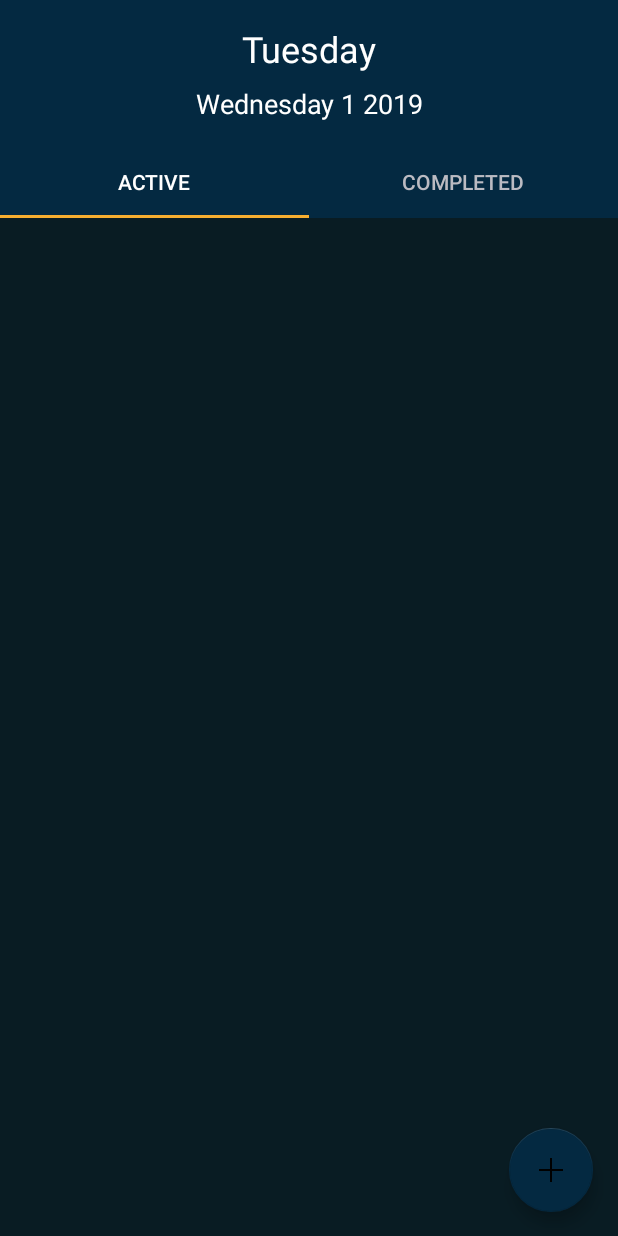
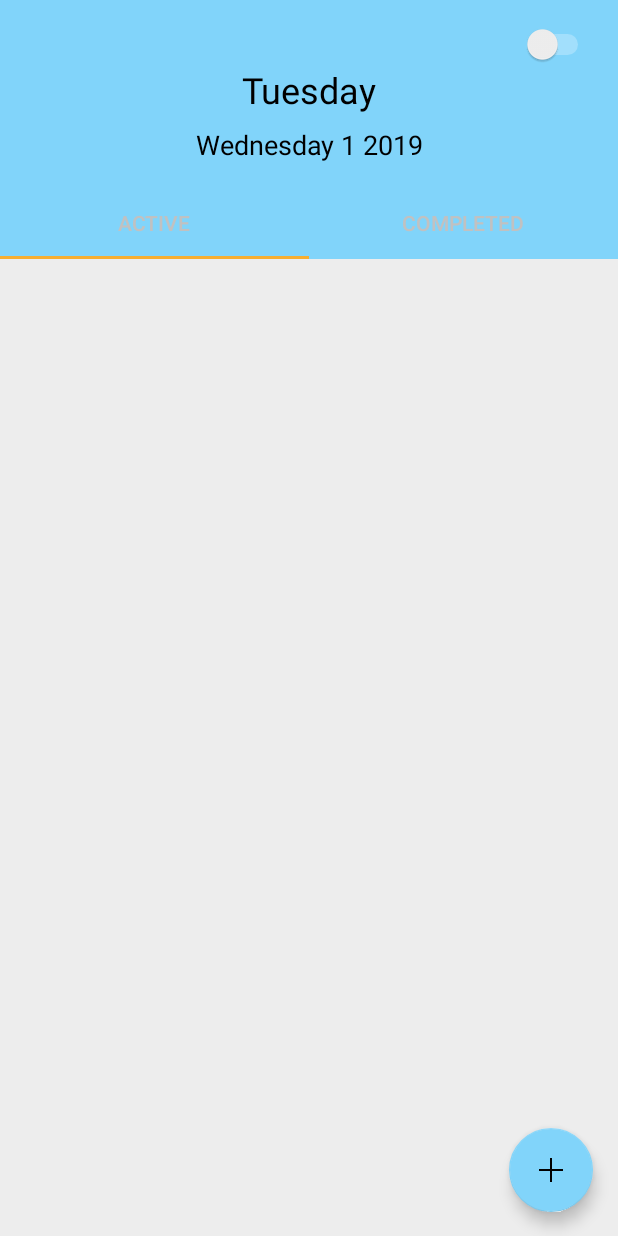
Before and after one commit to alancleetus/to-do-list, an Android app: the screen it shows after launch (MainActivity), on a phone screen of 412 x 824 dp. Run offline under Robolectric (Android 15) with nearby library versions, the phone set to English and light mode, and no system bars; libraries missing offline, so code that uses them is left out: io.realm; 6 statements that could not run were skipped.

Commit message:
day/night themes implemented. need to find better card background color for day mode

```diff
--- a/myToDoList/app/src/main/java/io/github/alancleetus/todolist/MainActivity.java
+++ b/myToDoList/app/src/main/java/io/github/alancleetus/todolist/MainActivity.java
@@ -1,15 +1,19 @@
 package io.github.alancleetus.todolist;
 
+import android.content.Intent;
 import android.support.design.widget.FloatingActionButton;
 import android.support.design.widget.TabLayout;
 import android.support.v4.view.ViewPager;
 import android.support.v7.app.AlertDialog;
 import android.support.v7.app.AppCompatActivity;
 import android.os.Bundle;
+import android.support.v7.app.AppCompatDelegate;
 import android.view.View;
 import android.widget.Button;
+import android.widget.CompoundButton;
 import android.widget.EditText;
 import android.widget.LinearLayout;
+import android.widget.Switch;
 import android.widget.TextView;
 
 import java.util.ArrayList;
@@ -37,17 +41,44 @@ import io.realm.RealmResults;
 public class MainActivity extends AppCompatActivity {
 	//defining variables
 	private Realm realm;
-
-    private LinearLayout ParentLayout;
+    private Switch nightMode;
 	private TabLayout tabLayout;
 	private ViewPager viewPager;
     private final ViewPagerAdapter adapter = new ViewPagerAdapter(getSupportFragmentManager());
 
     @Override
 	protected void onCreate(Bundle savedInstanceState) {
-		super.onCreate(savedInstanceState);
+
+        if(AppCompatDelegate.getDefaultNightMode() == AppCompatDelegate.MODE_NIGHT_YES) {
+            setTheme(R.style.DarkAppTheme);
+        }
+        else
+        {
+            setTheme(R.style.AppTheme);
+        }
+
+        super.onCreate(savedInstanceState);
 		setContentView(R.layout.activity_main);
 
+
+		final Switch nightMode = findViewById(R.id.nightModeSwitch);
+
+		if(AppCompatDelegate.getDefaultNightMode() == AppCompatDelegate.MODE_NIGHT_YES) {
+            nightMode.setChecked(true);
+        }
+
+        nightMode.setOnCheckedChangeListener(new CompoundButton.OnCheckedChangeListener() {
+            @Override
+            public void onCheckedChanged(CompoundButton compoundButton, boolean b) {
+
+                if(b)
+                    AppCompatDelegate.setDefaultNightMode(AppCompatDelegate.MODE_NIGHT_YES);
+                else
+                    AppCompatDelegate.setDefaultNightMode(AppCompatDelegate.MODE_NIGHT_NO);
+
+                restart();
+            }
+        });
         tabLayout = (TabLayout) findViewById(R.id.tabLayout);
         viewPager = (ViewPager) findViewById(R.id.viewPager);
 
@@ -221,4 +252,12 @@ public class MainActivity extends AppCompatActivity {
         super.onDestroy();
         realm.close();
     }
+
+    public void restart()
+    {
+        Intent i = new Intent(getApplicationContext(), MainActivity.class);
+        startActivity(i);
+        finish();
+    }
+
 }
--- a/myToDoList/app/src/main/res/drawable/rounded_box.xml
+++ b/myToDoList/app/src/main/res/drawable/rounded_box.xml
@@ -10,7 +10,7 @@
         >
 
         <shape android:shape="rectangle">
-            <solid android:color="#000"/>
+            <solid android:color="?android:attr/colorForegroundInverse"/>
             <corners android:radius="3dp" />
         </shape>
 
@@ -26,7 +26,7 @@
 
         <shape android:shape="rectangle"
             android:id="@+id/taskBoxBackground">
-            <solid android:color="@color/colorPrimary"/>
+            <solid android:color="?android:attr/colorForeground"/>
             <corners android:radius="3dp" />
         </shape>
 
@@ -40,7 +40,7 @@
         android:bottom="5dp">
 
         <shape android:shape="rectangle">
-            <solid android:color="@color/colorPrimary"/>
+            <solid android:color="?android:attr/colorForeground"/>
             <corners android:radius="0dp" />
             <padding android:top="10dp"/>
             <padding android:bottom="10dp"/>
--- a/myToDoList/app/src/main/res/layout/activity_main.xml
+++ b/myToDoList/app/src/main/res/layout/activity_main.xml
@@ -16,7 +16,8 @@
         android:layout_marginStart="8dp"
         android:layout_marginEnd="8dp"
         android:layout_marginBottom="16dp"
-        app:backgroundTint="@color/colorPrimary"
+        android:tint="@color/textColor"
+        app:backgroundTint="?attr/colorPrimary"
         app:layout_constraintBottom_toBottomOf="parent"
         app:layout_constraintEnd_toEndOf="parent"
         app:layout_constraintHorizontal_bias="0.974"
@@ -27,12 +28,18 @@
         android:id="@+id/DateLayout"
         android:layout_width="match_parent"
         android:layout_height="wrap_content"
-        android:background="@color/colorPrimary"
+        android:background="?attr/colorPrimary"
         android:orientation="vertical"
         android:padding="16dp"
         app:layout_constraintEnd_toEndOf="parent"
         app:layout_constraintStart_toStartOf="parent"
         app:layout_constraintTop_toTopOf="parent">
+
+        <Switch
+            android:id="@+id/nightModeSwitch"
+            android:layout_width="match_parent"
+            android:layout_height="wrap_content"
+            android:layout_weight="1" />
 
         <TextView
             android:id="@+id/DayOfWeekTextView"
@@ -43,7 +50,7 @@
             android:paddingBottom="8dp"
             android:text="Monday"
             android:textAlignment="center"
-            android:textColor="@color/white"
+            android:textColor="?android:attr/textColorPrimary"
             android:textSize="24sp" />
 
         <TextView
@@ -53,7 +60,7 @@
             android:layout_weight="1"
             android:text="March 21, 2019"
             android:textAlignment="center"
-            android:textColor="@color/white"
+            android:textColor="?android:attr/textColorPrimary"
             android:textSize="18sp" />
     </LinearLayout>
 
@@ -61,13 +68,13 @@
         android:id="@+id/tabLayout"
         android:layout_width="match_parent"
         android:layout_height="wrap_content"
-        android:background="@color/colorPrimary"
+        android:background="?attr/colorPrimary"
         app:layout_constraintEnd_toEndOf="parent"
         app:layout_constraintHorizontal_bias="0.0"
         app:layout_constraintStart_toStartOf="parent"
         app:layout_constraintTop_toBottomOf="@+id/DateLayout"
-        app:tabSelectedTextColor="@color/white"
-        app:tabTextColor="@color/grey"/>
+        android:textColor="?android:attr/textColorPrimary"
+        app:tabTextColor="@color/grey" />
 
     <android.support.v4.view.ViewPager
         android:id="@+id/viewPager"
--- a/myToDoList/app/src/main/res/layout/dialog.xml
+++ b/myToDoList/app/src/main/res/layout/dialog.xml
@@ -14,7 +14,7 @@
         android:hint="Enter new task ..."
         android:inputType="text"
         android:padding="20dp"
-        android:textColor="@color/black"
+        android:textColor="?android:attr/textColorPrimary"
         android:textColorHint="#c1c1c1"
         android:textCursorDrawable="@null"
         app:layout_constraintHorizontal_bias="0.0"
--- a/myToDoList/app/src/main/res/values/colors.xml
+++ b/myToDoList/app/src/main/res/values/colors.xml
@@ -1,37 +1,25 @@
 <?xml version="1.0" encoding="utf-8"?>
 <resources>
-    <!--
 
-    set these in styles.xml
+    <!--Light Theme-->
+    <color name="colorPrimary">#81D4FA</color>
+    <color name="colorPrimaryDark">#42A5F5</color>
+    <color name="colorAccent">#F7AE30</color>
+    <color name="colorBackground">#EDEDED</color>
+    <color name="textColor">#000000</color>
 
-    colorPrimary – The color of the app bar.
-    colorPrimaryDark – The color of the status bar and contextual app bars; this is normally a dark version of colorPrimary.
-    colorAccent – The color of UI controls such as check boxes, radio buttons, and edit text boxes.
-    windowBackground – The color of the screen background.
-    textColorPrimary – The color of UI text in the app bar.
-    statusBarColor – The color of the status bar.
-    navigationBarColor – The color of the navigation bar.
-
-    -->
 
     <!--Dark Theme-->
-    <color name="colorPrimary">#042941</color>
-    <color name="colorPrimaryDark">#0b1b23</color>
-    <color name="colorAccent">#F7AE30</color>
-    <color name="colorBackground">#091C23</color>
+    <color name="colorPrimaryNight">#042941</color>
+    <color name="colorPrimaryDarkNight">#0b1b23</color>
+    <color name="colorAccentNight">#F7AE30</color>
+    <color name="colorBackgroundNight">#091C23</color>
+    <color name="textColorNight">#FFFFFF</color>
 
-    <!--Light Theme
-    <color name="colorPrimary">#05a8f4</color>
-    <color name="colorPrimaryDark">#0387d0</color>
-    <color name="colorAccent">#f7ae30</color>
-    <color name="colorBackground">#ededed</color>
-    -->
-
-    <color name="white">#fff</color>
-    <color name="black">#000000</color>
-    <color name="grey">#BBBBC2</color>
+    <color name="white">#FFFFFF</color>
+    <color name="black">#8A8A8A</color>
+    <color name="grey">#c1c1c1</color>
     <color name="red">#F44336</color>
     <color name="green">#8BC34A</color>
-    <color name="defaultPastel">#FFFFFF</color>
 
 </resources>
--- a/myToDoList/app/src/main/res/values/styles.xml
+++ b/myToDoList/app/src/main/res/values/styles.xml
@@ -2,23 +2,25 @@
 
     <!-- Base application theme. -->
     <style name="AppTheme" parent="Theme.AppCompat.Light.NoActionBar">
-        <!--
-
-           set these in styles.xml
-
-           colorPrimary – The color of the app bar.
-           colorPrimaryDark – The color of the status bar and contextual app bars; this is normally a dark version of colorPrimary.
-           colorAccent – The color of UI controls such as check boxes, radio buttons, and edit text boxes.
-           windowBackground – The color of the screen background.
-           textColorPrimary – The color of UI text in the app bar.
-           statusBarColor – The color of the status bar.
-           navigationBarColor – The color of the navigation bar.
-
-           -->
 
         <item name="colorPrimary">@color/colorPrimary</item>
         <item name="colorPrimaryDark">@color/colorPrimaryDark</item>
         <item name="colorAccent">@color/colorAccent</item>
+        <item name="android:windowBackground">@color/colorBackground</item>
+        <item name="android:textColorPrimary">@color/textColor</item>
+        <item name="android:colorForeground">@color/white</item>
+        <item name="android:colorForegroundInverse">@color/black</item>
+    </style>
 
+    <style name="DarkAppTheme" parent="Theme.AppCompat.DayNight.NoActionBar">
+
+        <item name="colorPrimary">@color/colorPrimaryNight</item>
+        <item name="colorPrimaryDark">@color/colorPrimaryDarkNight</item>
+        <item name="colorAccent">@color/colorAccentNight</item>
+        <item name="android:windowBackground">@color/colorBackgroundNight</item>
+        <item name="android:textColorPrimary">@color/textColorNight</item>
+        <item name="android:colorForeground">@color/colorPrimaryNight</item>
+        <item name="android:colorForegroundInverse">@color/colorPrimaryDarkNight</item>
     </style>
+
 </resources>
```
Also changed, not shown: myToDoList/app/src/main/res/layout/donetaskholder.xml (+13 -11 lines), myToDoList/app/src/main/res/layout/taskholder.xml (+10 -38 lines).
